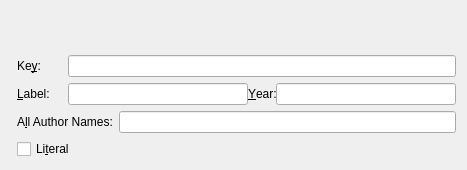
cburschka/lyx, file src/frontends/qt4/ui/BibitemUi.ui: the form before one commit.
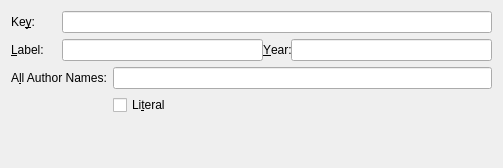
The form after the commit.

The edit to the form file:
```diff
--- a/src/frontends/qt4/ui/BibitemUi.ui
+++ b/src/frontends/qt4/ui/BibitemUi.ui
@@ -6,22 +6,19 @@
    <rect>
     <x>0</x>
     <y>0</y>
-    <width>467</width>
-    <height>170</height>
+    <width>503</width>
+    <height>168</height>
    </rect>
   </property>
+  <property name="sizePolicy">
+   <sizepolicy hsizetype="Preferred" vsizetype="Fixed">
+    <horstretch>0</horstretch>
+    <verstretch>0</verstretch>
+   </sizepolicy>
+  </property>
   <property name="windowTitle">
    <string/>
   </property>
-  <layout class="QGridLayout" name="gridLayout_2">
-   <item row="0" column="0" rowspan="2" colspan="2">
-    <widget class="QLabel" name="label">
-     <property name="text">
-      <string/>
-     </property>
-    </widget>
-   </item>
-   <item row="1" column="1">
     <layout class="QGridLayout" name="gridLayout">
      <item row="0" column="0">
       <widget class="QLabel" name="keyLA">
@@ -119,9 +116,7 @@
        </property>
       </widget>
      </item>
-    </layout>
-   </item>
-   <item row="2" column="1">
+   <item row="3" column="2">
     <widget class="QCheckBox" name="literalCB">
      <property name="toolTip">
       <string>Pass content of the `Label' field literally to LaTeX. Check this if you want to enter LaTeX code.</string>
@@ -131,6 +126,19 @@
      </property>
     </widget>
    </item>
+   <item row="4" column="2">
+    <spacer name="verticalSpacer">
+     <property name="orientation">
+      <enum>Qt::Vertical</enum>
+     </property>
+     <property name="sizeHint" stdset="0">
+      <size>
+       <width>20</width>
+       <height>0</height>
+      </size>
+     </property>
+    </spacer>
+   </item>
   </layout>
  </widget>
  <includes>
```
Lines whose indentation alone changed are shown as unchanged.
